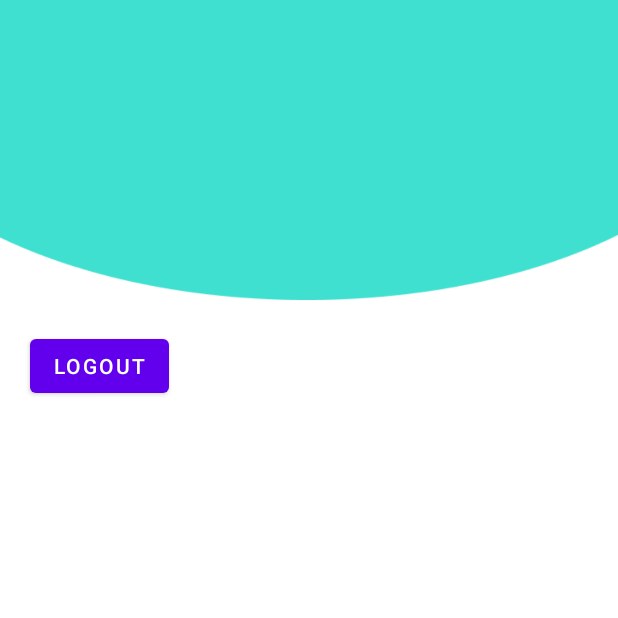
After one commit to PratyushSingh07/cyclofit, an Android app: the SettingsActivity screen opened directly, with no data from a screen before it, on a phone screen of 412 x 824 dp, the top half of it. The commit adds this screen. Run offline under Robolectric (Android 15) with nearby library versions, the phone set to English and light mode, and no system bars; our stand-ins replace Firebase (no records; nobody signed in at launch, a user with empty details on screens opened directly).

Commit message:
logout through settings

```diff
--- a/app/src/main/AndroidManifest.xml
+++ b/app/src/main/AndroidManifest.xml
@@ -12,6 +12,7 @@
         android:supportsRtl="true"
         android:theme="@style/Theme.CycloFit"
         tools:targetApi="31" >
+        <activity android:name=".ui.activities.SettingsActivity"/>
         <activity
             android:name=".ui.activities.AuthenticationActivity"
             android:exported="false" >
--- /dev/null
+++ b/app/src/main/java/com/example/cyclofit/ui/activities/SettingsActivity.kt
@@ -0,0 +1,24 @@
+package com.example.cyclofit.ui.activities
+
+import android.content.Intent
+import android.os.Bundle
+import androidx.appcompat.app.AppCompatActivity
+import com.example.cyclofit.R
+import com.google.android.material.button.MaterialButton
+import com.google.firebase.auth.FirebaseAuth
+
+class SettingsActivity :AppCompatActivity(){
+
+    override fun onCreate(savedInstanceState: Bundle?) {
+        super.onCreate(savedInstanceState)
+        setContentView(R.layout.activity_settings)
+        supportActionBar?.hide()
+
+        val btn =findViewById<MaterialButton>(R.id.logoutButton)
+        btn.setOnClickListener{
+            FirebaseAuth.getInstance().signOut()
+            finish()
+            startActivity(Intent(this,AuthenticationActivity::class.java))
+        }
+    }
+}
--- /dev/null
+++ b/app/src/main/res/drawable/ic_baseline_add_24.xml
@@ -0,0 +1,5 @@
+<vector android:height="24dp" android:tint="#ffffff"
+    android:viewportHeight="24" android:viewportWidth="24"
+    android:width="24dp" xmlns:android="http://schemas.android.com/apk/res/android">
+    <path android:fillColor="@android:color/white" android:pathData="M19,13h-6v6h-2v-6H5v-2h6V5h2v6h6v2z"/>
+</vector>
--- a/app/src/main/res/layout/activity_dashboard.xml
+++ b/app/src/main/res/layout/activity_dashboard.xml
@@ -4,7 +4,7 @@
     android:layout_height="match_parent"
     xmlns:app="http://schemas.android.com/apk/res-auto">
 
-    <FrameLayout
+    <androidx.fragment.app.FragmentContainerView
         android:id="@+id/nav_host_fragment_activity_dashboard"
         android:name="androidx.navigation.fragment.NavHostFragment"
         android:layout_width="match_parent"
@@ -14,6 +14,7 @@
         app:layout_constraintLeft_toLeftOf="parent"
         app:layout_constraintRight_toRightOf="parent"
         app:layout_constraintTop_toTopOf="parent" />
+
     <com.ismaeldivita.chipnavigation.ChipNavigationBar
         android:id="@+id/nav_view"
         android:layout_width="match_parent"
--- /dev/null
+++ b/app/src/main/res/layout/activity_settings.xml
@@ -0,0 +1,28 @@
+<?xml version="1.0" encoding="utf-8"?>
+<androidx.constraintlayout.widget.ConstraintLayout xmlns:android="http://schemas.android.com/apk/res/android"
+    xmlns:app="http://schemas.android.com/apk/res-auto"
+    android:layout_width="match_parent"
+    android:layout_height="match_parent">
+
+    <RelativeLayout
+        android:id="@+id/rlSettings"
+        android:layout_width="match_parent"
+        android:layout_height="match_parent">
+
+        <LinearLayout
+            android:id="@+id/llSettings"
+            android:layout_width="match_parent"
+            android:layout_height="200dp"
+            android:orientation="vertical"
+            android:background="@drawable/img_1"/>
+
+
+        <com.google.android.material.button.MaterialButton
+            android:id="@+id/logoutButton"
+            android:layout_width="wrap_content"
+            android:layout_height="wrap_content"
+            android:layout_below="@id/llSettings"
+            android:layout_margin="20dp"
+            android:text="Logout"/>
+    </RelativeLayout>
+</androidx.constraintlayout.widget.ConstraintLayout>
```
Also changed, not shown: app/src/main/java/com/example/cyclofit/ui/fragment/HomeFragment.kt (+15 -3 lines), app/src/main/res/layout/fragment_community.xml (+26 -5 lines), app/src/main/res/layout/fragment_home.xml (+23 -0 lines), app/src/main/res/navigation/nav_graph.xml (+17 -0 lines), app/src/main/res/drawable/img_2.png (added).
